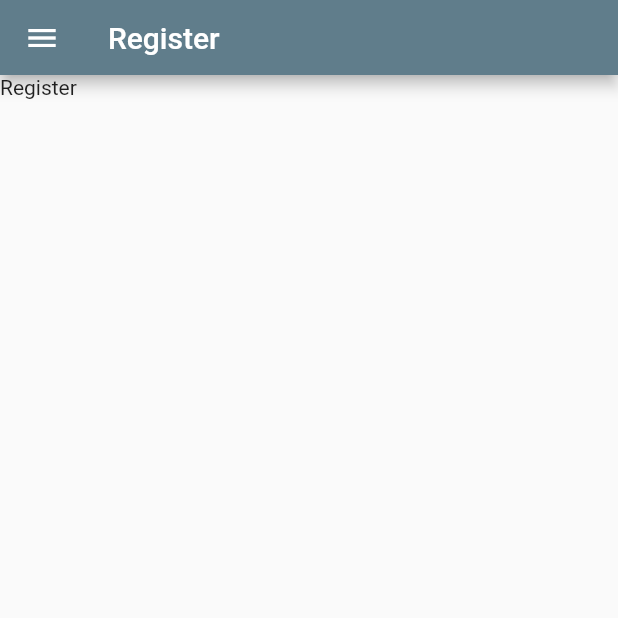
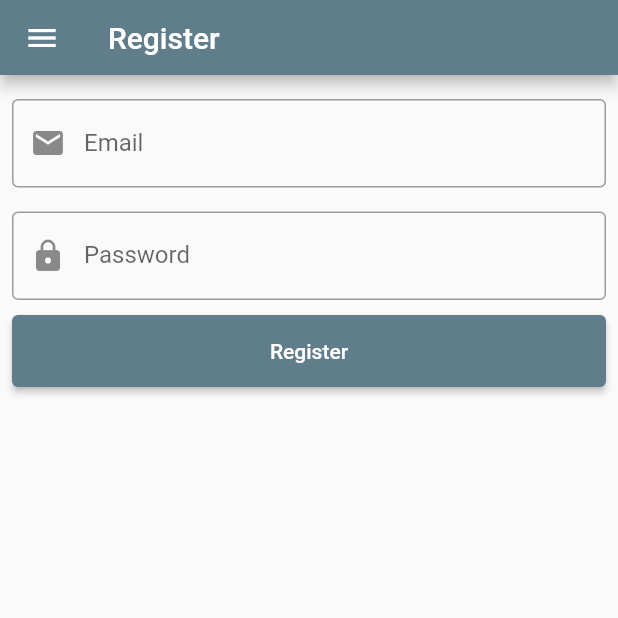
Before and after one commit to ivanandreski/pc-builder-mk-mobile, a Flutter app: the RegisterScreen screen opened by its route, on a phone screen of 412 x 824 dp, the top half of it. Run offline on Flutter 3.47's test engine with Material 2 defaults, Android fonts, the phone set to English and light mode, and no system bars; our stand-ins replace email_validator, hive, hive_flutter; accounts and stored records are empty; network calls fail.

Commit message:
login/register view/api_call & store location coordinates

```diff
--- a/lib/domain/models/store_location.dart
+++ b/lib/domain/models/store_location.dart
@@ -1,12 +1,16 @@
 class StoreLocation {
   late final String slug;
   late final String name;
+  late final double longitude;
+  late final double latitude;
 
-  StoreLocation({required this.slug, required this.name});
+  StoreLocation({required this.slug, required this.name, required this.longitude, required this.latitude});
 
   Map<String, dynamic> toJson() =>
       {
         'name': name,
         'slug': slug,
+        'longitude': longitude,
+        'latitude': latitude
       };
 }
--- a/lib/frontend/views/product_details_view.dart
+++ b/lib/frontend/views/product_details_view.dart
@@ -47,6 +47,8 @@ class ProductDetailsScreenState extends State<ProductDetailsScreen> {
       Padding(
           padding: const EdgeInsets.only(
             top: 15,
+            left: 15,
+            right: 15,
           ),
           child: Text(product.name,
               style: const TextStyle(
@@ -114,7 +116,7 @@ class ProductDetailsScreenState extends State<ProductDetailsScreen> {
             return ProductStoreLocationWidget(slug: s.slug, name: s.name);
           }).toList()
         ],
-      ) // for each location print these
+      )
     ])));
   }
 
--- a/lib/frontend/views/register_view.dart
+++ b/lib/frontend/views/register_view.dart
@@ -1,10 +1,15 @@
+import 'package:email_validator/email_validator.dart';
 import 'package:flutter/material.dart';
+import 'package:flutter/services.dart';
+import 'package:pc_builder_mk_mobile/frontend/views/pc_builder_view.dart';
 
 import 'package:pc_builder_mk_mobile/frontend/widgets/navigation_drawer_widget.dart';
+import 'package:pc_builder_mk_mobile/service/auth_service.dart';
 
 class RegisterScreen extends StatefulWidget {
   static const routeName = '/register';
-  static const title = 'Register'; // TODO: replace this with the name of the product
+  static const title =
+      'Register'; // TODO: replace this with the name of the product
 
   const RegisterScreen({super.key});
 
@@ -13,6 +18,27 @@ class RegisterScreen extends StatefulWidget {
 }
 
 class RegisterScreenState extends State<RegisterScreen> {
+  final registerFormKey = GlobalKey<FormState>();
+  String email = "";
+  String password = "";
+  String errorMessage = "";
+
+  void _submit() async {
+    setState(() {
+      errorMessage = "";
+    });
+    if (registerFormKey.currentState!.validate()) {
+      final authService = AuthService.instance;
+      final loginResponse = await authService.register(email, password);
+      if (loginResponse.success) {
+        Navigator.pushReplacementNamed(context, PcBuilderScreen.routeName);
+      } else {
+        setState(() {
+          errorMessage = loginResponse.message;
+        });
+      }
+    }
+  }
 
   @override
   Widget build(BuildContext context) {
@@ -27,15 +53,89 @@ class RegisterScreenState extends State<RegisterScreen> {
   }
 
   Widget _createBody(BuildContext context) {
-    return (
-        const Text(RegisterScreen.title)
-    );
+    return Container(
+        padding: const EdgeInsets.all(8),
+        child: Form(
+            autovalidateMode: AutovalidateMode.onUserInteraction,
+            key: registerFormKey,
+            child: Column(
+              children: [
+                const SizedBox(
+                  height: 8,
+                ),
+                if(errorMessage.isNotEmpty) Text(
+                  errorMessage,
+                  style: const TextStyle(color: Colors.red),
+                ),
+                if(errorMessage.isNotEmpty) const SizedBox(
+                  height: 16,
+                ),
+                TextFormField(
+                  decoration: const InputDecoration(
+                    prefixIcon: Icon(Icons.mail),
+                    labelText: "Email",
+                    border: OutlineInputBorder(),
+                  ),
+                  validator: (value) {
+                    if (value == null || value.isEmpty) {
+                      return 'Email field is required';
+                    }
+                    if (!EmailValidator.validate(value)) {
+                      return 'Invalid email';
+                    }
+                  },
+                  inputFormatters: [
+                    FilteringTextInputFormatter.deny(RegExp('[ ]')),
+                  ],
+                  onChanged: (val) {
+                    setState(() {
+                      email = val;
+                    });
+                  },
+                ),
+                const SizedBox(
+                  height: 16,
+                ),
+                TextFormField(
+                  obscureText: true,
+                  decoration: const InputDecoration(
+                    prefixIcon: Icon(Icons.lock),
+                    labelText: "Password",
+                    border: OutlineInputBorder(),
+                  ),
+                  validator: (value) {
+                    if (value == null || value.isEmpty) {
+                      return 'Password field is required';
+                    }
+                    if (value.length < 7) {
+                      return 'Enter min. 7 characters';
+                    }
+                  },
+                  inputFormatters: [
+                    FilteringTextInputFormatter.deny(RegExp('[ ]')),
+                  ],
+                  onChanged: (val) {
+                    setState(() {
+                      password = val;
+                    });
+                  },
+                ),
+                Container(
+                  margin: const EdgeInsets.only(top: 10),
+                  child: ElevatedButton(
+                      style: ElevatedButton.styleFrom(
+                          minimumSize: const Size.fromHeight(48)),
+                      onPressed: () => _submit(),
+                      child: const Text("Register")),
+                ),
+              ],
+            )));
   }
 
   Widget _createAppBar(BuildContext context) {
     return AppBar(
       // The title text which will be shown on the action bar
-      title: const Text(RegisterScreen.title),
+      title: const Text("Register"),
     );
   }
 }
--- a/lib/frontend/widgets/navigation_drawer_widget.dart
+++ b/lib/frontend/widgets/navigation_drawer_widget.dart
@@ -75,10 +75,10 @@ class NavigationDrawer extends StatelessWidget {
               : ListTile(
                   leading: const Icon(Icons.home_outlined),
                   title: const Text('Logout'),
-                  onTap: () {
-                    AuthService.instance.logout();
+                  onTap: () async {
+                    await AuthService.instance.logout();
                     Navigator.pushReplacementNamed(
-                        context, SelectProductScreen.routeName);
+                        context, PcBuilderScreen.routeName);
                   })
         ],
       ));
--- a/lib/repository/remote_product_datasource.dart
+++ b/lib/repository/remote_product_datasource.dart
@@ -23,7 +23,7 @@ class RemoteProductDatasource extends ProductDatasourceInterface {
     final products = <Product>[];
     if (response.statusCode == 200) {
       ProductFactory productFactory = ProductFactory.instance;
-      final Map<String, dynamic> data = json.decode(response.body);
+      final Map<String, dynamic> data = json.decode(utf8.decode(response.bodyBytes));
       for (final productJson in data['content']['content']) {
         products.add(productFactory.createProductFromJson(productJson)!);
       }
--- a/pubspec.yaml
+++ b/pubspec.yaml
@@ -40,6 +40,7 @@ dependencies:
   hive_flutter: ^1.1.0
   http: ^0.13.5
   provider: ^6.0.2
+  email_validator: ^2.0.1
 
 dev_dependencies:
   flutter_test:
```
Also changed, not shown: lib/domain/models/product.dart (+3 -6 lines), lib/frontend/views/login_view.dart (+12 -12 lines), lib/service/auth_service.dart (+38 -5 lines), lib/utils/factory/products_factory.dart (+10 -5 lines), pubspec.lock.
